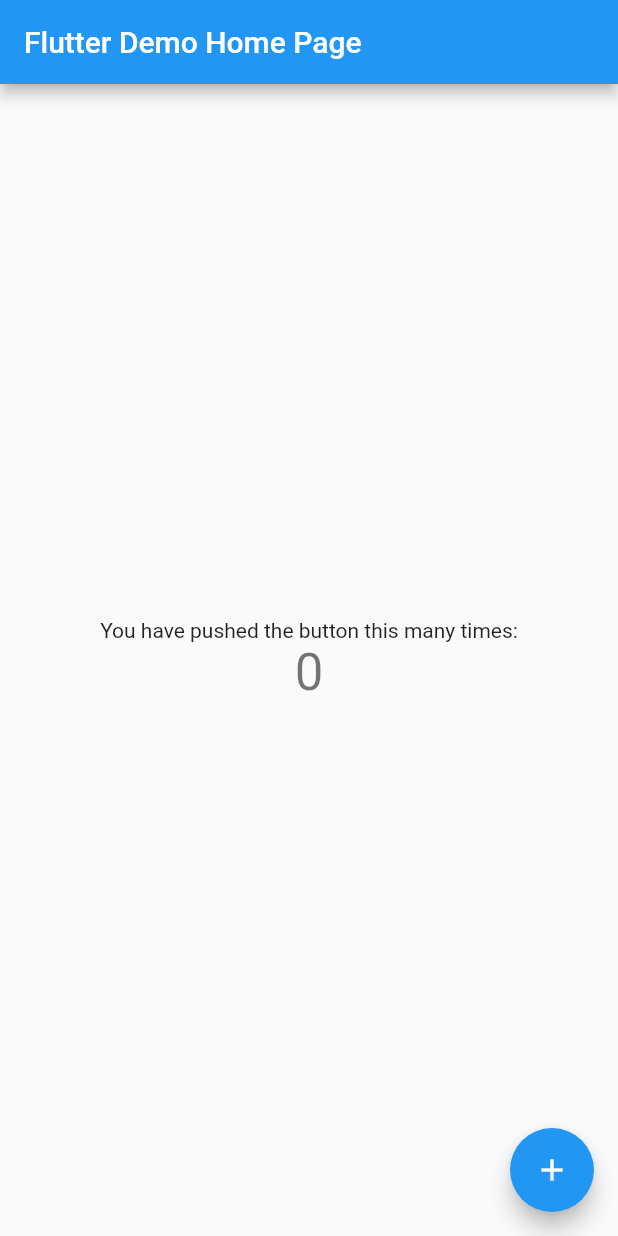
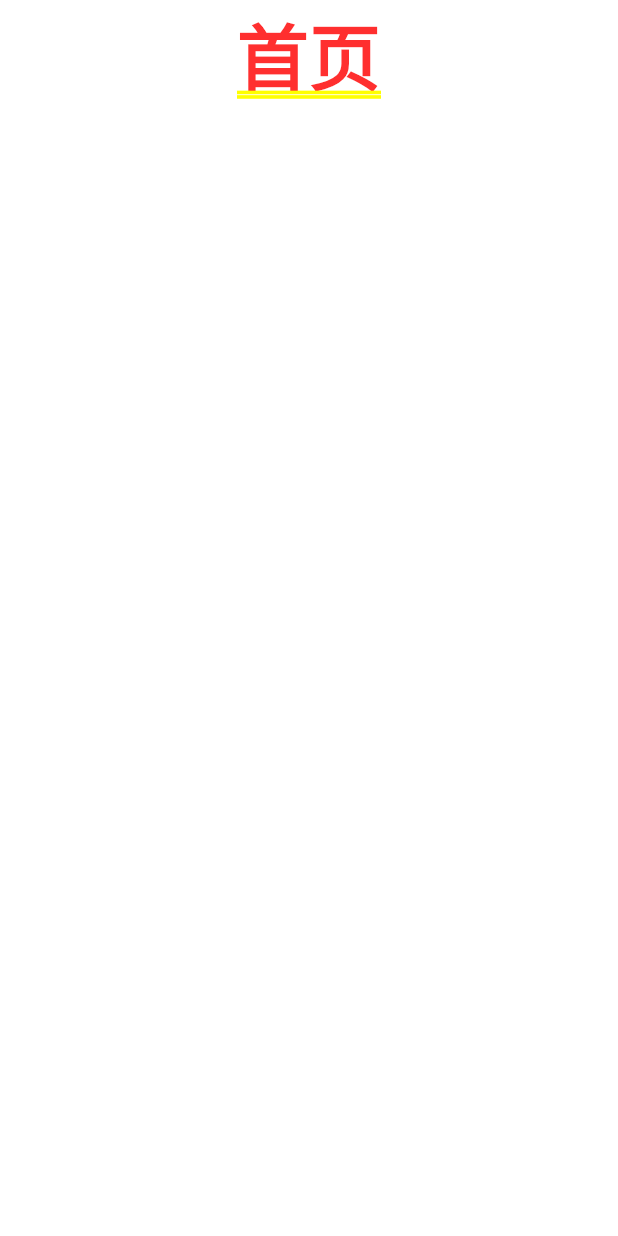
Before and after one commit to cangyan/flutter_app_-scaffold, a Flutter app: the screen it shows after launch, on a phone screen of 412 x 824 dp. Run offline on Flutter 3.47's test engine with Material 2 defaults, Android fonts, the phone set to English and light mode, and no system bars.

Commit message:
:sparkles: 路由功能

```diff
--- a/lib/main.dart
+++ b/lib/main.dart
@@ -1,113 +1,25 @@
 import 'package:flutter/material.dart';
+import 'package:flutter_demo/presentation/router/app_router.dart';
 
-void main() {
-  runApp(MyApp());
+void main() async {
+  runApp(MyApp(
+    appRouter: AppRouter(),
+  ));
 }
 
 class MyApp extends StatelessWidget {
-  // This widget is the root of your application.
+  final AppRouter appRouter;
+
+  const MyApp({Key key, @required this.appRouter}) : super(key: key);
+
   @override
   Widget build(BuildContext context) {
     return MaterialApp(
-      title: 'Flutter Demo',
+      title: 'Flutter App Scaffold',
       theme: ThemeData(
-        // This is the theme of your application.
-        //
-        // Try running your application with "flutter run". You'll see the
-        // application has a blue toolbar. Then, without quitting the app, try
-        // changing the primarySwatch below to Colors.green and then invoke
-        // "hot reload" (press "r" in the console where you ran "flutter run",
-        // or simply save your changes to "hot reload" in a Flutter IDE).
-        // Notice that the counter didn't reset back to zero; the application
-        // is not restarted.
         primarySwatch: Colors.blue,
       ),
-      home: MyHomePage(title: 'Flutter Demo Home Page'),
+      onGenerateRoute: appRouter.onGenerateRoute,
     );
   }
 }
-
-class MyHomePage extends StatefulWidget {
-  MyHomePage({Key key, this.title}) : super(key: key);
-
-  // This widget is the home page of your application. It is stateful, meaning
-  // that it has a State object (defined below) that contains fields that affect
-  // how it looks.
-
-  // This class is the configuration for the state. It holds the values (in this
-  // case the title) provided by the parent (in this case the App widget) and
-  // used by the build method of the State. Fields in a Widget subclass are
-  // always marked "final".
-
-  final String title;
-
-  @override
-  _MyHomePageState createState() => _MyHomePageState();
-}
-
-class _MyHomePageState extends State<MyHomePage> {
-  int _counter = 0;
-
-  void _incrementCounter() {
-    setState(() {
-      // This call to setState tells the Flutter framework that something has
-      // changed in this State, which causes it to rerun the build method below
-      // so that the display can reflect the updated values. If we changed
-      // _counter without calling setState(), then the build method would not be
-      // called again, and so nothing would appear to happen.
-      _counter++;
-    });
-  }
-
-  @override
-  Widget build(BuildContext context) {
-    // This method is rerun every time setState is called, for instance as done
-    // by the _incrementCounter method above.
-    //
-    // The Flutter framework has been optimized to make rerunning build methods
-    // fast, so that you can just rebuild anything that needs updating rather
-    // than having to individually change instances of widgets.
-    return Scaffold(
-      appBar: AppBar(
-        // Here we take the value from the MyHomePage object that was created by
-        // the App.build method, and use it to set our appbar title.
-        title: Text(widget.title),
-      ),
-      body: Center(
-        // Center is a layout widget. It takes a single child and positions it
-        // in the middle of the parent.
-        child: Column(
-          // Column is also a layout widget. It takes a list of children and
-          // arranges them vertically. By default, it sizes itself to fit its
-          // children horizontally, and tries to be as tall as its parent.
-          //
-          // Invoke "debug painting" (press "p" in the console, choose the
-          // "Toggle Debug Paint" action from the Flutter Inspector in Android
-          // Studio, or the "Toggle Debug Paint" command in Visual Studio Code)
-          // to see the wireframe for each widget.
-          //
-          // Column has various properties to control how it sizes itself and
-          // how it positions its children. Here we use mainAxisAlignment to
-          // center the children vertically; the main axis here is the vertical
-          // axis because Columns are vertical (the cross axis would be
-          // horizontal).
-          mainAxisAlignment: MainAxisAlignment.center,
-          children: <Widget>[
-            Text(
-              'You have pushed the button this many times:',
-            ),
-            Text(
-              '$_counter',
-              style: Theme.of(context).textTheme.headline4,
-            ),
-          ],
-        ),
-      ),
-      floatingActionButton: FloatingActionButton(
-        onPressed: _incrementCounter,
-        tooltip: 'Increment',
-        child: Icon(Icons.add),
-      ), // This trailing comma makes auto-formatting nicer for build methods.
-    );
-  }
-}
--- /dev/null
+++ b/lib/presentation/router/app_router.dart
@@ -0,0 +1,20 @@
+import 'package:flutter/material.dart';
+import 'package:flutter_demo/presentation/screens/index/index_screen.dart';
+import 'package:flutter_demo/presentation/screens/welcome/welcome_screen.dart';
+
+class AppRouter {
+  Route onGenerateRoute(RouteSettings settings) {
+    switch (settings.name) {
+      case '/':
+        return MaterialPageRoute(
+          builder: (_) => IndexScreen(
+            title: "首页",
+          ),
+        );
+      case '/welcome':
+        return MaterialPageRoute(builder: (_) => WelcomeScreen());
+      default:
+        return null;
+    }
+  }
+}
--- /dev/null
+++ b/lib/presentation/screens/index/index_screen.dart
@@ -0,0 +1,23 @@
+import 'package:flutter/material.dart';
+
+class IndexScreen extends StatefulWidget {
+  final String title;
+
+  IndexScreen({Key key, this.title}) : super(key: key);
+
+  @override
+  _IndexScreenState createState() => _IndexScreenState();
+}
+
+class _IndexScreenState extends State<IndexScreen> {
+  @override
+  Widget build(BuildContext context) {
+    return Center(
+      child: Container(
+        child: Column(
+          children: [Text('${widget.title}')],
+        ),
+      ),
+    );
+  }
+}
```
Also changed, not shown: lib/presentation/screens/welcome/welcome_screen.dart (added, +21 -0 lines), 6 other files.
